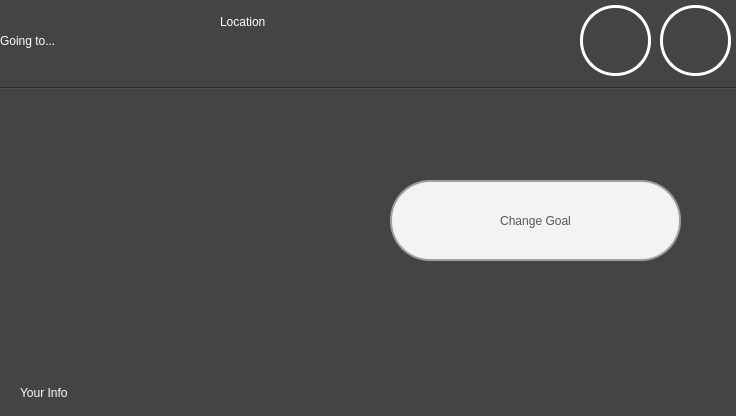
Old version of the form ui/test.ui in the repository yussefsoudan/sdp-ian.
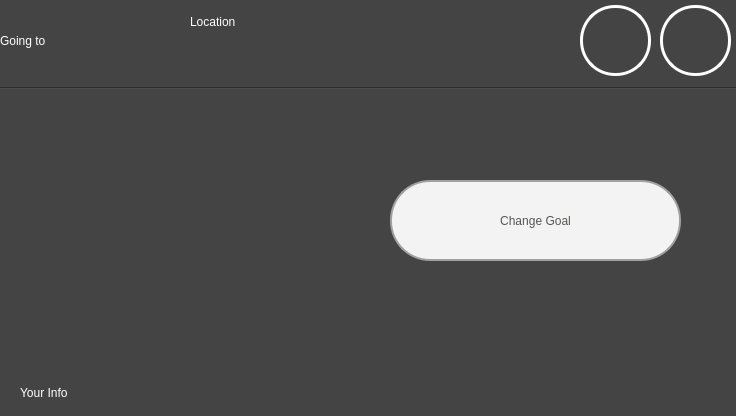
New version of the form. The open tabs and pages were chosen to show the change. Icons and pictures are not drawn.

```diff
--- a/ui/test.ui
+++ b/ui/test.ui
@@ -2034,15 +2034,15 @@
 color: rgb(255, 255, 255);</string>
     </property>
     <property name="text">
-     <string>Going to...</string>
+     <string>Going to</string>
     </property>
    </widget>
    <widget class="QLabel" name="navigating_to_label3">
     <property name="geometry">
      <rect>
-      <x>220</x>
+      <x>190</x>
       <y>15</y>
-      <width>451</width>
+      <width>481</width>
       <height>51</height>
      </rect>
     </property>
```
Left out of the diff: 10 changed lines with no effect on the pictures.
